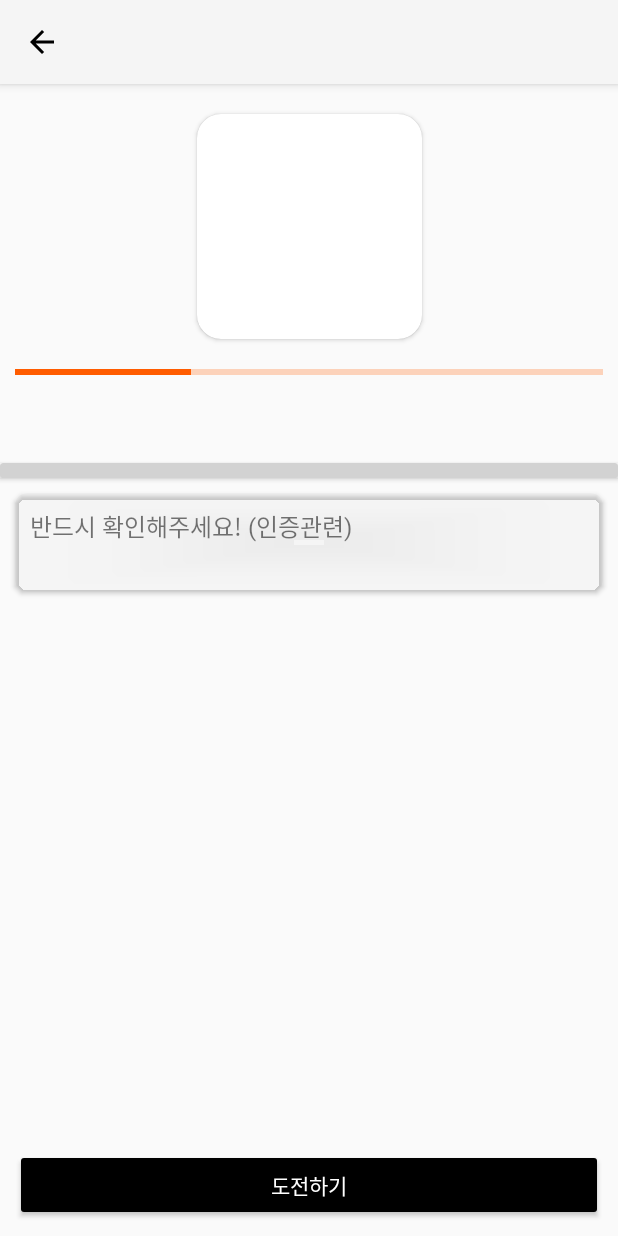
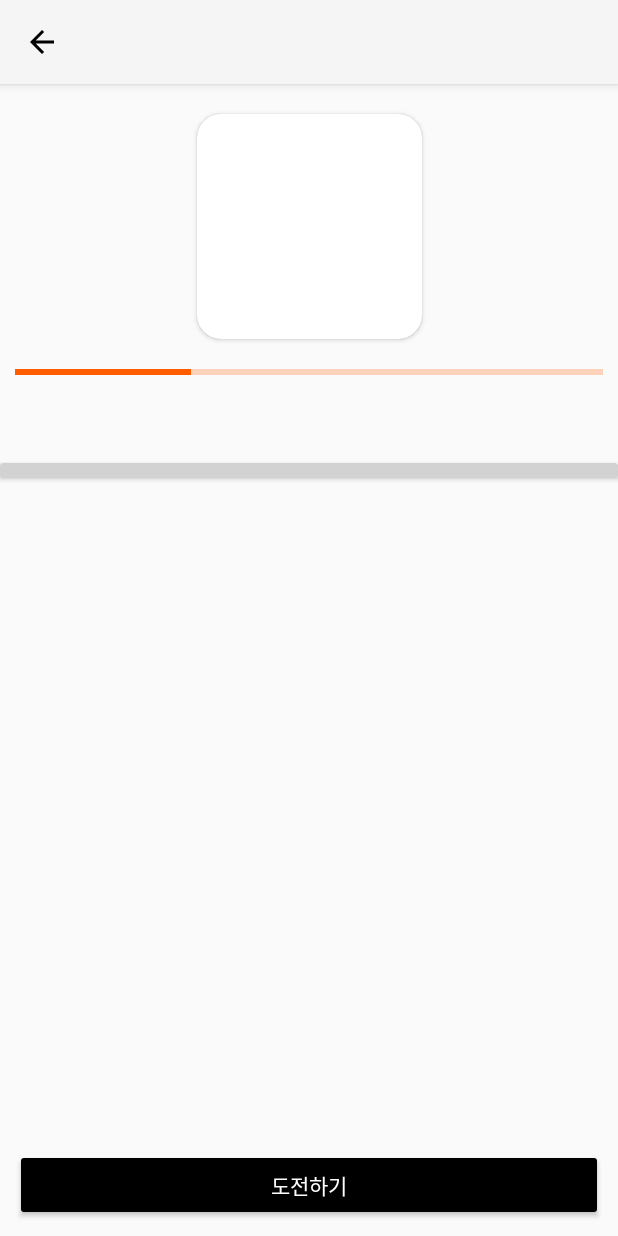
Before and after one commit to Eco-Mate/EcoMate-Client, an Android app: the ChallengeDetailActivity screen opened directly, with no data from a screen before it, on a phone screen of 412 x 824 dp. Run offline under Robolectric (Android 15) with nearby library versions, the phone set to English and light mode, and no system bars; network calls fail; 1 statement that could not run was skipped.

Commit message:
feat : 챌린지

```diff
--- a/app/src/main/java/com/example/ecomate/ApplicationClass.kt
+++ b/app/src/main/java/com/example/ecomate/ApplicationClass.kt
@@ -14,7 +14,7 @@ class ApplicationClass : Application() {
     companion object {
         const val CHALLENGE_ID = "challengeId"
         const val BOARD_ITEM = "boardItem"
-        const val USER_ID = "1"
+        const val USER_ID = 1
         const val BOARD_ID = "boardId"
         const val SERVER_URL = "http://15.164.103.242:8081/api/"
         lateinit var retrofit: Retrofit
--- a/app/src/main/res/layout/activity_challenge_detail.xml
+++ b/app/src/main/res/layout/activity_challenge_detail.xml
@@ -81,38 +81,38 @@
         app:layout_constraintTop_toBottomOf="@id/challengeContent"
         android:layout_height="10dp"/>
 
-    <androidx.cardview.widget.CardView
-        android:layout_width="match_parent"
-        android:layout_height="wrap_content"
-        android:layout_margin="10dp"
-        android:backgroundTint="#05000000"
-        app:cardCornerRadius="8dp"
+<!--    <androidx.cardview.widget.CardView-->
+<!--        android:layout_width="match_parent"-->
+<!--        android:layout_height="wrap_content"-->
+<!--        android:layout_margin="10dp"-->
+<!--        android:backgroundTint="#05000000"-->
+<!--        app:cardCornerRadius="8dp"-->
 
-        app:layout_constraintStart_toStartOf="@id/challengeContent"
-        app:layout_constraintTop_toBottomOf="@id/div">
+<!--        app:layout_constraintStart_toStartOf="@id/challengeContent"-->
+<!--        app:layout_constraintTop_toBottomOf="@id/div">-->
 
-        <LinearLayout
-            android:layout_width="match_parent"
-            android:layout_height="match_parent"
-            android:layout_margin="10dp"
-            android:orientation="vertical">
+<!--        <LinearLayout-->
+<!--            android:layout_width="match_parent"-->
+<!--            android:layout_height="match_parent"-->
+<!--            android:layout_margin="10dp"-->
+<!--            android:orientation="vertical">-->
 
-            <TextView
-                android:layout_width="match_parent"
-                android:layout_height="wrap_content"
-                android:text="반드시 확인해주세요! (인증관련)"
-                android:textSize="16sp" />
+<!--            <TextView-->
+<!--                android:layout_width="match_parent"-->
+<!--                android:layout_height="wrap_content"-->
+<!--                android:text="반드시 확인해주세요! (인증관련)"-->
+<!--                android:textSize="16sp" />-->
 
-            <TextView
-                android:layout_marginTop="5dp"
-                android:layout_width="match_parent"
-                android:layout_height="wrap_content"
-                android:textSize="12sp"
-                tools:text="주의사항에 대해 적어줍니다.\n주의사항에 대해 적어줍니다.\n주의사항에 대해 적어줍니다.\n주의사항에 대해 적어줍니다.\n" />
+<!--            <TextView-->
+<!--                android:layout_marginTop="5dp"-->
+<!--                android:layout_width="match_parent"-->
+<!--                android:layout_height="wrap_content"-->
+<!--                android:textSize="12sp"-->
+<!--                tools:text="주의사항에 대해 적어줍니다.\n주의사항에 대해 적어줍니다.\n주의사항에 대해 적어줍니다.\n주의사항에 대해 적어줍니다.\n" />-->
 
-        </LinearLayout>
+<!--        </LinearLayout>-->
 
-    </androidx.cardview.widget.CardView>
+<!--    </androidx.cardview.widget.CardView>-->
 
     <Button
         android:id="@+id/challengeDetailSelectBtn"
```
Also changed, not shown: app/src/main/java/com/example/ecomate/model/MyChallenge.kt (+6 -1 lines), app/src/main/java/com/example/ecomate/ui/adapter/MyProgressChallengeAdapter.kt (+5 -2 lines), app/src/main/java/com/example/ecomate/ui/home/HomeFragment.kt (+16 -1 lines), app/src/main/java/com/example/ecomate/viewmodel/HomeViewModel.kt (+14 -0 lines).
